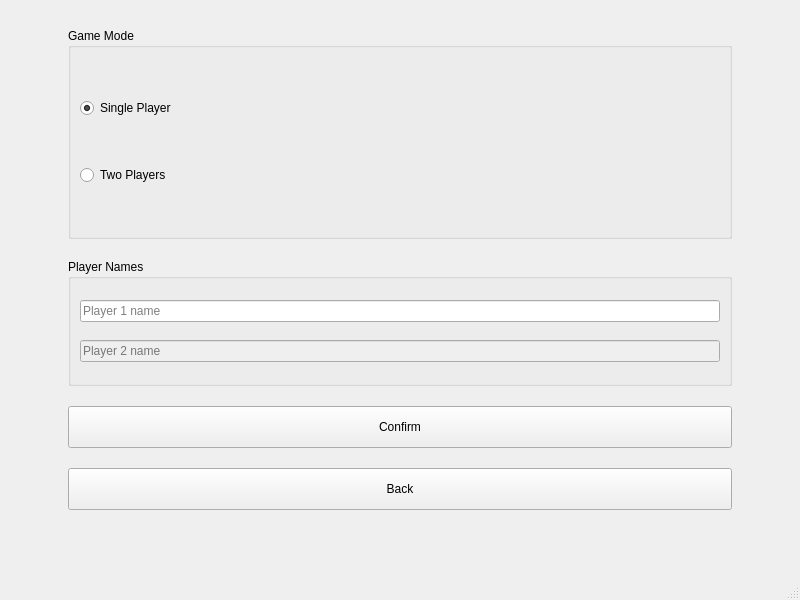
This is client/lobby/mainwindow.ui in Juannbel/duck-game as Qt 5 draws it before an edit. The edited form follows.
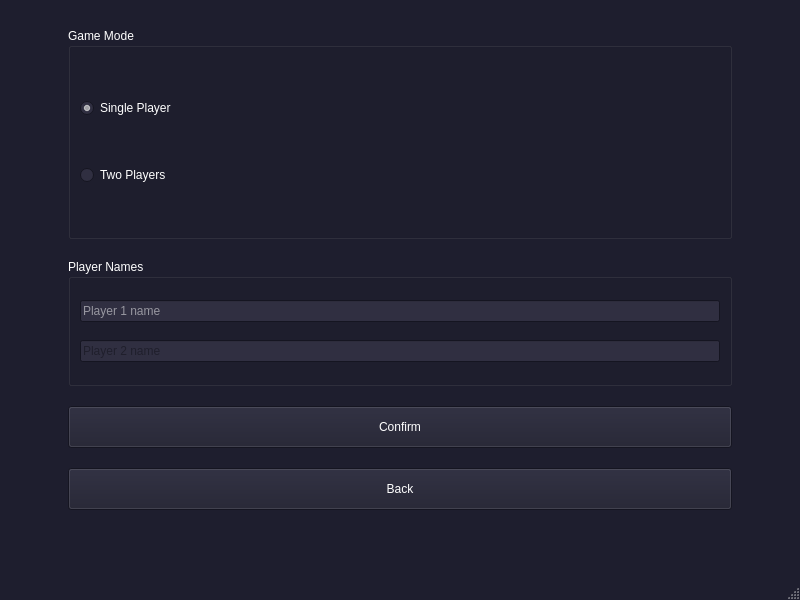
This is the edited form. The open tabs and pages were chosen to show the change.

Commit message: Cambio paleta de colores para el lobby para que pegue mas con el logo y demas. Además, ya no se ve el input para el nombre del segundo jugador si no se selecciona multiplayer

```diff
--- a/client/lobby/mainwindow.ui
+++ b/client/lobby/mainwindow.ui
@@ -10,8 +10,489 @@
     <height>600</height>
    </rect>
   </property>
+  <property name="palette">
+   <palette>
+    <active>
+     <colorrole role="WindowText">
+      <brush brushstyle="SolidPattern">
+       <color alpha="255">
+        <red>255</red>
+        <green>255</green>
+        <blue>255</blue>
+       </color>
+      </brush>
+     </colorrole>
+     <colorrole role="Button">
+      <brush brushstyle="SolidPattern">
+       <color alpha="255">
+        <red>30</red>
+        <green>30</green>
+        <blue>46</blue>
+       </color>
+      </brush>
+     </colorrole>
+     <colorrole role="Light">
+      <brush brushstyle="SolidPattern">
+       <color alpha="255">
+        <red>45</red>
+        <green>45</green>
+        <blue>69</blue>
+       </color>
+      </brush>
+     </colorrole>
+     <colorrole role="Midlight">
+      <brush brushstyle="SolidPattern">
+       <color alpha="255">
+        <red>37</red>
+        <green>37</green>
+        <blue>57</blue>
+       </color>
+      </brush>
+     </colorrole>
+     <colorrole role="Dark">
+      <brush brushstyle="SolidPattern">
+       <color alpha="255">
+        <red>15</red>
+        <green>15</green>
+        <blue>23</blue>
+       </color>
+      </brush>
+     </colorrole>
+     <colorrole role="Mid">
+      <brush brushstyle="SolidPattern">
+       <color alpha="255">
+        <red>20</red>
+        <green>20</green>
+        <blue>31</blue>
+       </color>
+      </brush>
+     </colorrole>
+     <colorrole role="Text">
+      <brush brushstyle="SolidPattern">
+       <color alpha="255">
+        <red>255</red>
+        <green>255</green>
+        <blue>255</blue>
+       </color>
+      </brush>
+     </colorrole>
+     <colorrole role="BrightText">
+      <brush brushstyle="SolidPattern">
+       <color alpha="255">
+        <red>255</red>
+        <green>255</green>
+        <blue>255</blue>
+       </color>
+      </brush>
+     </colorrole>
+     <colorrole role="ButtonText">
+      <brush brushstyle="SolidPattern">
+       <color alpha="255">
+        <red>255</red>
+        <green>255</green>
+        <blue>255</blue>
+       </color>
+      </brush>
+     </colorrole>
+     <colorrole role="Base">
+      <brush brushstyle="SolidPattern">
+       <color alpha="255">
+        <red>48</red>
+        <green>47</green>
+        <blue>65</blue>
+       </color>
+      </brush>
+     </colorrole>
+     <colorrole role="Window">
+      <brush brushstyle="SolidPattern">
+       <color alpha="255">
+        <red>30</red>
+        <green>30</green>
+        <blue>46</blue>
+       </color>
+      </brush>
+     </colorrole>
+     <colorrole role="Shadow">
+      <brush brushstyle="SolidPattern">
+       <color alpha="255">
+        <red>0</red>
+        <green>0</green>
+        <blue>0</blue>
+       </color>
+      </brush>
+     </colorrole>
+     <colorrole role="Highlight">
+      <brush brushstyle="SolidPattern">
+       <color alpha="255">
+        <red>112</red>
+        <green>101</green>
+        <blue>174</blue>
+       </color>
+      </brush>
+     </colorrole>
+     <colorrole role="AlternateBase">
+      <brush brushstyle="SolidPattern">
+       <color alpha="255">
+        <red>15</red>
+        <green>15</green>
+        <blue>23</blue>
+       </color>
+      </brush>
+     </colorrole>
+     <colorrole role="ToolTipBase">
+      <brush brushstyle="SolidPattern">
+       <color alpha="255">
+        <red>0</red>
+        <green>0</green>
+        <blue>0</blue>
+       </color>
+      </brush>
+     </colorrole>
+     <colorrole role="ToolTipText">
+      <brush brushstyle="SolidPattern">
+       <color alpha="255">
+        <red>0</red>
+        <green>0</green>
+        <blue>0</blue>
+       </color>
+      </brush>
+     </colorrole>
+     <colorrole role="PlaceholderText">
+      <brush brushstyle="SolidPattern">
+       <color alpha="127">
+        <red>255</red>
+        <green>255</green>
+        <blue>255</blue>
+       </color>
+      </brush>
+     </colorrole>
+    </active>
+    <inactive>
+     <colorrole role="WindowText">
+      <brush brushstyle="SolidPattern">
+       <color alpha="255">
+        <red>255</red>
+        <green>255</green>
+        <blue>255</blue>
+       </color>
+      </brush>
+     </colorrole>
+     <colorrole role="Button">
+      <brush brushstyle="SolidPattern">
+       <color alpha="255">
+        <red>30</red>
+        <green>30</green>
+        <blue>46</blue>
+       </color>
+      </brush>
+     </colorrole>
+     <colorrole role="Light">
+      <brush brushstyle="SolidPattern">
+       <color alpha="255">
+        <red>45</red>
+        <green>45</green>
+        <blue>69</blue>
+       </color>
+      </brush>
+     </colorrole>
+     <colorrole role="Midlight">
+      <brush brushstyle="SolidPattern">
+       <color alpha="255">
+        <red>37</red>
+        <green>37</green>
+        <blue>57</blue>
+       </color>
+      </brush>
+     </colorrole>
+     <colorrole role="Dark">
+      <brush brushstyle="SolidPattern">
+       <color alpha="255">
+        <red>15</red>
+        <green>15</green>
+        <blue>23</blue>
+       </color>
+      </brush>
+     </colorrole>
+     <colorrole role="Mid">
+      <brush brushstyle="SolidPattern">
+       <color alpha="255">
+        <red>20</red>
+        <green>20</green>
+        <blue>31</blue>
+       </color>
+      </brush>
+     </colorrole>
+     <colorrole role="Text">
+      <brush brushstyle="SolidPattern">
+       <color alpha="255">
+        <red>255</red>
+        <green>255</green>
+        <blue>255</blue>
+       </color>
+      </brush>
+     </colorrole>
+     <colorrole role="BrightText">
+      <brush brushstyle="SolidPattern">
+       <color alpha="255">
+        <red>255</red>
+        <green>255</green>
+        <blue>255</blue>
+       </color>
+      </brush>
+     </colorrole>
+     <colorrole role="ButtonText">
+      <brush brushstyle="SolidPattern">
+       <color alpha="255">
+        <red>255</red>
+        <green>255</green>
+        <blue>255</blue>
+       </color>
+      </brush>
+     </colorrole>
+     <colorrole role="Base">
+      <brush brushstyle="SolidPattern">
+       <color alpha="255">
+        <red>48</red>
+        <green>47</green>
+        <blue>65</blue>
+       </color>
+      </brush>
+     </colorrole>
+     <colorrole role="Window">
+      <brush brushstyle="SolidPattern">
+       <color alpha="255">
+        <red>30</red>
+        <green>30</green>
+        <blue>46</blue>
+       </color>
+      </brush>
+     </colorrole>
+     <colorrole role="Shadow">
+      <brush brushstyle="SolidPattern">
+       <color alpha="255">
+        <red>0</red>
+        <green>0</green>
+        <blue>0</blue>
+       </color>
+      </brush>
+     </colorrole>
+     <colorrole role="Highlight">
+      <brush brushstyle="SolidPattern">
+       <color alpha="255">
+        <red>112</red>
+        <green>101</green>
+        <blue>174</blue>
+       </color>
+      </brush>
+     </colorrole>
+     <colorrole role="AlternateBase">
+      <brush brushstyle="SolidPattern">
+       <color alpha="255">
+        <red>15</red>
+        <green>15</green>
+        <blue>23</blue>
+       </color>
+      </brush>
+     </colorrole>
+     <colorrole role="ToolTipBase">
+      <brush brushstyle="SolidPattern">
+       <color alpha="255">
+        <red>0</red>
+        <green>0</green>
+        <blue>0</blue>
+       </color>
+      </brush>
+     </colorrole>
+     <colorrole role="ToolTipText">
+      <brush brushstyle="SolidPattern">
+       <color alpha="255">
+        <red>0</red>
+        <green>0</green>
+        <blue>0</blue>
+       </color>
+      </brush>
+     </colorrole>
+     <colorrole role="PlaceholderText">
+      <brush brushstyle="SolidPattern">
+       <color alpha="127">
+        <red>255</red>
+        <green>255</green>
+        <blue>255</blue>
+       </color>
+      </brush>
+     </colorrole>
+    </inactive>
+    <disabled>
+     <colorrole role="WindowText">
+      <brush brushstyle="SolidPattern">
+       <color alpha="255">
+        <red>119</red>
+        <green>118</green>
+        <blue>123</blue>
+       </color>
+      </brush>
+     </colorrole>
+     <colorrole role="Button">
+      <brush brushstyle="SolidPattern">
+       <color alpha="255">
+        <red>30</red>
+        <green>30</green>
+        <blue>46</blue>
+       </color>
+      </brush>
+     </colorrole>
+     <colorrole role="Light">
+      <brush brushstyle="SolidPattern">
+       <color alpha="255">
+        <red>45</red>
+        <green>45</green>
+        <blue>69</blue>
+       </color>
+      </brush>
+     </colorrole>
+     <colorrole role="Midlight">
+      <brush brushstyle="SolidPattern">
+       <color alpha="255">
+        <red>37</red>
+        <green>37</green>
+        <blue>57</blue>
+       </color>
+      </brush>
+     </colorrole>
+     <colorrole role="Dark">
+      <brush brushstyle="SolidPattern">
+       <color alpha="255">
+        <red>15</red>
+        <green>15</green>
+        <blue>23</blue>
+       </color>
+      </brush>
+     </colorrole>
+     <colorrole role="Mid">
+      <brush brushstyle="SolidPattern">
+       <color alpha="255">
+        <red>20</red>
+        <green>20</green>
+        <blue>31</blue>
+       </color>
+      </brush>
+     </colorrole>
+     <colorrole role="Text">
+      <brush brushstyle="SolidPattern">
+       <color alpha="255">
+        <red>119</red>
+        <green>118</green>
+        <blue>123</blue>
+       </color>
+      </brush>
+     </colorrole>
+     <colorrole role="BrightText">
+      <brush brushstyle="SolidPattern">
+       <color alpha="255">
+        <red>119</red>
+        <green>118</green>
+        <blue>123</blue>
+       </color>
+      </brush>
+     </colorrole>
+     <colorrole role="ButtonText">
+      <brush brushstyle="SolidPattern">
+       <color alpha="255">
+        <red>119</red>
+        <green>118</green>
+        <blue>123</blue>
+       </color>
+      </brush>
+     </colorrole>
+     <colorrole role="Base">
+      <brush brushstyle="SolidPattern">
+       <color alpha="255">
+        <red>48</red>
+        <green>47</green>
+        <blue>65</blue>
+       </color>
+      </brush>
+     </colorrole>
+     <colorrole role="Window">
+      <brush brushstyle="SolidPattern">
+       <color alpha="255">
+        <red>30</red>
+        <green>30</green>
+        <blue>46</blue>
+       </color>
+      </brush>
+     </colorrole>
+     <colorrole role="Shadow">
+      <brush brushstyle="SolidPattern">
+       <color alpha="255">
+        <red>0</red>
+        <green>0</green>
+        <blue>0</blue>
+       </color>
+      </brush>
+     </colorrole>
+     <colorrole role="Highlight">
+      <brush brushstyle="SolidPattern">
+       <color alpha="255">
+        <red>78</red>
+        <green>70</green>
+        <blue>121</blue>
+       </color>
+      </brush>
+     </colorrole>
+     <colorrole role="HighlightedText">
+      <brush brushstyle="SolidPattern">
+       <color alpha="255">
+        <red>119</red>
+        <green>118</green>
+        <blue>123</blue>
+       </color>
+      </brush>
+     </colorrole>
+     <colorrole role="AlternateBase">
+      <brush brushstyle="SolidPattern">
+       <color alpha="255">
+        <red>30</red>
+        <green>30</green>
+        <blue>46</blue>
+       </color>
+      </brush>
+     </colorrole>
+     <colorrole role="ToolTipBase">
+      <brush brushstyle="SolidPattern">
+       <color alpha="255">
+        <red>0</red>
+        <green>0</green>
+        <blue>0</blue>
+       </color>
+      </brush>
+     </colorrole>
+     <colorrole role="ToolTipText">
+      <brush brushstyle="SolidPattern">
+       <color alpha="255">
+        <red>0</red>
+        <green>0</green>
+        <blue>0</blue>
+       </color>
+      </brush>
+     </colorrole>
+     <colorrole role="PlaceholderText">
+      <brush brushstyle="SolidPattern">
+       <color alpha="127">
+        <red>15</red>
+        <green>15</green>
+        <blue>23</blue>
+       </color>
+      </brush>
+     </colorrole>
+    </disabled>
+   </palette>
+  </property>
   <property name="windowTitle">
-   <string>MainWindow</string>
+   <string>Duck Game Lobby</string>
+  </property>
+  <property name="autoFillBackground">
+   <bool>true</bool>
   </property>
   <widget class="QWidget" name="centralwidget">
    <layout class="QHBoxLayout" name="horizontalLayout">
```
Left out of the diff: 8 changed lines with no effect on the pictures. The commit also changes 1 other file.
